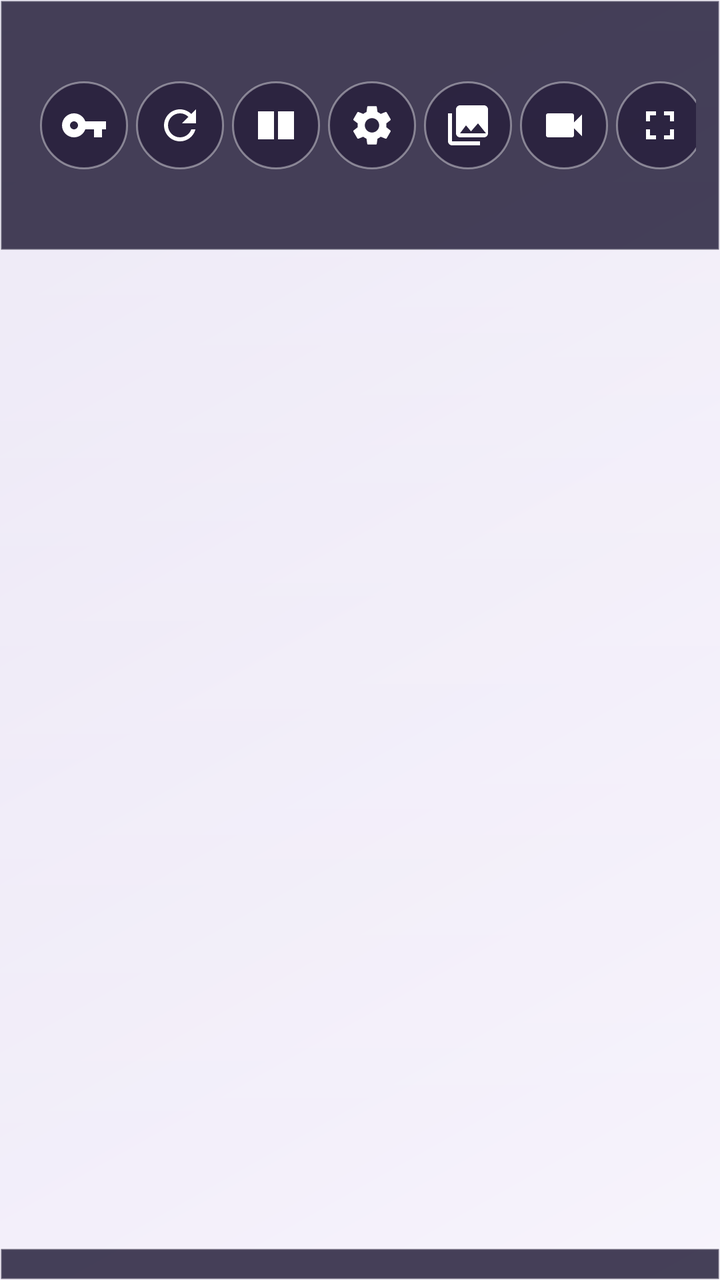
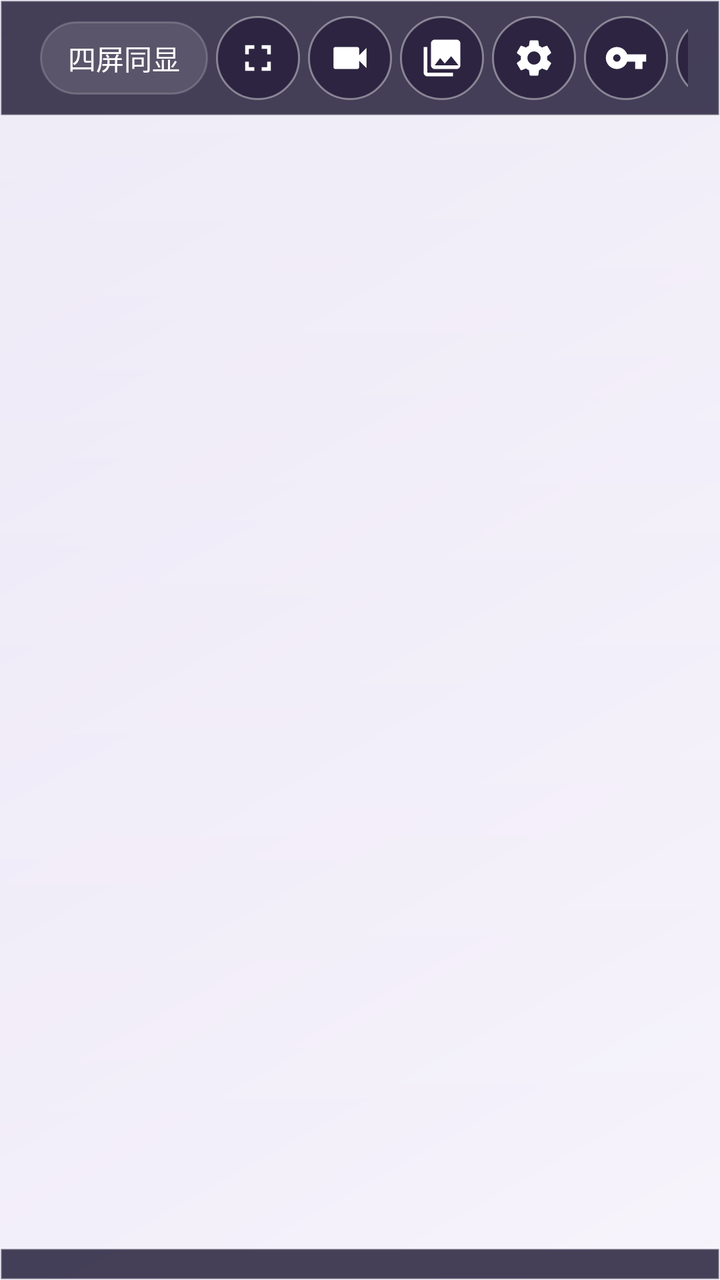

Compare the two renders of this Android layout. The source of the first and the diff that turns it into the second are given below.
<!-- AndroidManifest.xml: application theme Theme.UvcBlindCam -->
<!-- res/layout/activity_main.xml -->
<?xml version="1.0" encoding="utf-8"?>
<LinearLayout xmlns:android="http://schemas.android.com/apk/res/android"
    android:layout_width="match_parent"
    android:layout_height="match_parent"
    android:background="?attr/appBg"
    android:orientation="vertical">

    
    <LinearLayout
        android:id="@+id/barTop"
        android:layout_width="match_parent"
        android:layout_height="wrap_content"
        android:background="?attr/barBg"
        android:gravity="center_vertical"
        android:orientation="horizontal"
        android:paddingStart="16dp"
        android:paddingTop="8dp"
        android:paddingEnd="12dp"
        android:paddingBottom="8dp">

        <TextView
            android:layout_width="0dp"
            android:layout_height="wrap_content"
            android:layout_weight="1"
            android:text="@string/app_title"
            android:textColor="#FFFFFF"
            android:textSize="19sp" />

        <ImageButton
            android:id="@+id/btnGrant"
            style="@style/BlindCam.ToolButton"
            android:background="@drawable/bg_play_badge"
            android:contentDescription="@string/btn_grant_all"
            android:tint="#FFFFFF"
            android:src="@drawable/ic_key" />

        <ImageButton
            android:id="@+id/btnRefresh"
            style="@style/BlindCam.ToolButton"
            android:background="@drawable/bg_play_badge"
            android:contentDescription="@string/btn_refresh"
            android:tint="#FFFFFF"
            android:src="@drawable/ic_refresh" />

        <ImageButton
            android:id="@+id/btnLayout"
            style="@style/BlindCam.ToolButton"
            android:background="@drawable/bg_play_badge"
            android:contentDescription="@string/btn_layout"
            android:tint="#FFFFFF"
            android:src="@drawable/ic_layout" />

        <ImageButton
            android:id="@+id/btnSettings"
            style="@style/BlindCam.ToolButton"
            android:background="@drawable/bg_play_badge"
            android:contentDescription="@string/btn_settings"
            android:tint="#FFFFFF"
            android:src="@drawable/ic_settings" />

        <ImageButton
            android:id="@+id/btnGallery"
            style="@style/BlindCam.ToolButton"
            android:background="@drawable/bg_play_badge"
            android:contentDescription="@string/btn_gallery"
            android:tint="#FFFFFF"
            android:src="@drawable/ic_gallery" />

        <ImageButton
            android:id="@+id/btnRecordAll"
            style="@style/BlindCam.ToolButton"
            android:background="@drawable/bg_play_badge"
            android:contentDescription="@string/btn_record_all"
            android:tint="#FFFFFF"
            android:src="@drawable/ic_videocam" />

        <ImageButton
            android:id="@+id/btnFullscreen"
            style="@style/BlindCam.ToolButton"
            android:background="@drawable/bg_play_badge"
            android:contentDescription="@string/btn_fullscreen"
            android:tint="#FFFFFF"
            android:src="@drawable/ic_fullscreen" />
    </LinearLayout>

    
    <FrameLayout
        android:id="@+id/previewArea"
        android:layout_width="match_parent"
        android:layout_height="0dp"
        android:layout_weight="1">

        <GridLayout
            android:id="@+id/gridPreview"
            android:layout_width="match_parent"
            android:layout_height="match_parent"
            android:columnCount="2"
            android:rowCount="2" />

        
        <TextView
            android:id="@+id/tvEmpty"
            android:layout_width="wrap_content"
            android:layout_height="wrap_content"
            android:layout_gravity="center"
            android:gravity="center"
            android:text="@string/no_device"
            android:textColor="?attr/colorOnSurface"
            android:textSize="17sp"
            android:visibility="gone" />
    </FrameLayout>

    
    <HorizontalScrollView
        android:id="@+id/barBottom"
        android:layout_width="match_parent"
        android:layout_height="wrap_content"
        android:background="?attr/barBg"
        android:scrollbars="none">

        <LinearLayout
            android:id="@+id/llDeviceList"
            android:layout_width="wrap_content"
            android:layout_height="wrap_content"
            android:orientation="horizontal"
            android:paddingStart="12dp"
            android:paddingTop="8dp"
            android:paddingEnd="12dp"
            android:paddingBottom="8dp" />
    </HorizontalScrollView>

</LinearLayout>
<!-- resources referenced by this layout -->
<resources>
  <!-- drawable bg_play_badge (drawable) -->
  <?xml version="1.0" encoding="utf-8"?>
  <shape xmlns:android="http://schemas.android.com/apk/res/android"
      android:shape="oval">
      <solid android:color="#80140B2B" />
      <stroke
          android:width="1dp"
          android:color="#66FFFFFF" />
  </shape>
  <!-- drawable ic_layout (drawable) -->
  <vector xmlns:android="http://schemas.android.com/apk/res/android"
      android:width="24dp"
      android:height="24dp"
      android:viewportWidth="24"
      android:viewportHeight="24">
      <path
          android:fillColor="#FF000000"
          android:pathData="M3 5h8v14H3V5zm10 0h8v14h-8V5z" />
  </vector>
  <string name="app_title">盲区辅助</string>
  <string name="btn_fullscreen">全屏</string>
  <string name="btn_gallery">相册</string>
  <string name="btn_grant_all">一键授权</string>
  <string name="btn_layout">切换布局</string>
  <string name="btn_record_all">总录像</string>
  <string name="btn_refresh">刷新</string>
  <string name="btn_settings">设置</string>
  <string name="no_device">未检测到 USB 摄像头\n请插入 USB 摄像头</string>
  <style name="BlindCam.ToolButton" parent="Widget.AppCompat.ImageButton">
          <item name="android:layout_width">44dp</item>
          <item name="android:layout_height">44dp</item>
          <item name="android:layout_marginStart">4dp</item>
          <item name="android:background">?attr/selectableItemBackgroundBorderless</item>
          <item name="android:scaleType">fitCenter</item>
          <item name="android:padding">10dp</item>
          <item name="android:tint">?attr/colorOnSurface</item>
      </style>
  <style name="Theme.UvcBlindCam" parent="Theme.Material3.DayNight.NoActionBar">
          <item name="colorPrimary">@color/brand_blue</item>
          <item name="colorPrimaryDark">@color/brand_blue_dark</item>
          <item name="colorOnPrimary">@color/white</item>
          <item name="colorSecondary">@color/brand_blue</item>
          <item name="android:colorBackground">#FFF2F4F7</item>
          <item name="colorOnBackground">#FF1A1F26</item>
          <item name="colorSurface">#FFFFFFFF</item>
          <item name="colorOnSurface">#FF1A1F26</item>
          <item name="colorSurfaceVariant">#FFE3EAF2</item>
          <item name="colorOnSurfaceVariant">#FF5A6472</item>
          <item name="colorOutline">#FFB6C0CC</item>
          <item name="android:statusBarColor">#FFFFFFFF</item>
          <item name="android:navigationBarColor">#FFFFFFFF</item>
          <item name="android:windowLightStatusBar">true</item>
          <item name="android:windowFullscreen">false</item>
  
          
          <item name="appBg">@drawable/bg_gradient_light</item>
          <item name="cardBg">@drawable/bg_glass_card_light</item>
          <item name="barBg">@drawable/bg_glass_bar</item>
          <item name="pillBg">@drawable/bg_pill_light</item>
          <item name="pillSelectedBg">@drawable/bg_pill_gradient</item>
          <item name="appBar">#FFFFFFFF</item>
          <item name="chipBg">#FFE3EAF2</item>
          <item name="onSurfaceDim">#FF5A6472</item>
          <item name="dividerColor">#FFD7DDE5</item>
          <item name="btnOutline">#FFB6C0CC</item>
          <item name="previewLabel">#FFFFFFFF</item>
          <item name="accentColor">#FF1565C0</item>
      </style>
  <color name="brand_blue">#FF1565C0</color>
  <color name="brand_blue_dark">#FF0D47A1</color>
  <color name="white">#FFFFFFFF</color>
  <!-- unchanged entries left out for length: 11 -->
</resources>

<!-- the commit's change to res/layout/activity_main.xml (unified diff, before → after) -->
@@ -13,18 +13,71 @@
         android:background="?attr/barBg"
         android:gravity="center_vertical"
         android:orientation="horizontal"
-        android:paddingStart="16dp"
-        android:paddingTop="8dp"
-        android:paddingEnd="12dp"
-        android:paddingBottom="8dp">
+        android:paddingStart="@dimen/ui_top_bar_pad_h"
+        android:paddingTop="@dimen/ui_top_bar_pad_v"
+        android:paddingEnd="@dimen/ui_top_bar_pad_h"
+        android:paddingBottom="@dimen/ui_top_bar_pad_v">
 
         <TextView
             android:layout_width="0dp"
             android:layout_height="wrap_content"
             android:layout_weight="1"
+            android:ellipsize="end"
+            android:maxLines="1"
             android:text="@string/app_title"
             android:textColor="#FFFFFF"
-            android:textSize="19sp" />
+            android:textSize="@dimen/ui_bar_title" />
+
+        <TextView
+            android:id="@+id/btnLayout"
+            android:layout_width="wrap_content"
+            android:layout_height="wrap_content"
+            android:layout_marginStart="@dimen/ui_tool_margin"
+            android:background="?attr/barChipBg"
+            android:clickable="true"
+            android:contentDescription="@string/btn_layout"
+            android:focusable="true"
+            android:gravity="center"
+            android:maxLines="1"
+            android:paddingStart="@dimen/ui_pill_pad_h"
+            android:paddingTop="@dimen/ui_pill_pad_v"
+            android:paddingEnd="@dimen/ui_pill_pad_h"
+            android:paddingBottom="@dimen/ui_pill_pad_v"
+            android:text="@string/layout_quad"
+            android:textColor="#FFFFFF"
+            android:textSize="@dimen/ui_pill_text" />
+
+        <ImageButton
+            android:id="@+id/btnFullscreen"
+            style="@style/BlindCam.ToolButton"
+            android:background="@drawable/bg_play_badge"
+            android:contentDescription="@string/btn_fullscreen"
+            android:tint="#FFFFFF"
+            android:src="@drawable/ic_fullscreen" />
+
+        <ImageButton
+            android:id="@+id/btnRecordAll"
+            style="@style/BlindCam.ToolButton"
+            android:background="@drawable/bg_play_badge"
+            android:contentDescription="@string/btn_record_all"
+            android:tint="#FFFFFF"
+            android:src="@drawable/ic_videocam" />
+
+        <ImageButton
+            android:id="@+id/btnGallery"
+            style="@style/BlindCam.ToolButton"
+            android:background="@drawable/bg_play_badge"
+            android:contentDescription="@string/btn_gallery"
+            android:tint="#FFFFFF"
+            android:src="@drawable/ic_gallery" />
+
+        <ImageButton
+            android:id="@+id/btnSettings"
+            style="@style/BlindCam.ToolButton"
+            android:background="@drawable/bg_play_badge"
+            android:contentDescription="@string/btn_settings"
+            android:tint="#FFFFFF"
+            android:src="@drawable/ic_settings" />
 
         <ImageButton
             android:id="@+id/btnGrant"
@@ -41,46 +94,6 @@
             android:contentDescription="@string/btn_refresh"
             android:tint="#FFFFFF"
             android:src="@drawable/ic_refresh" />
-
-        <ImageButton
-            android:id="@+id/btnLayout"
-            style="@style/BlindCam.ToolButton"
-            android:background="@drawable/bg_play_badge"
-            android:contentDescription="@string/btn_layout"
-            android:tint="#FFFFFF"
-            android:src="@drawable/ic_layout" />
-
-        <ImageButton
-            android:id="@+id/btnSettings"
-            style="@style/BlindCam.ToolButton"
-            android:background="@drawable/bg_play_badge"
-            android:contentDescription="@string/btn_settings"
-            android:tint="#FFFFFF"
-            android:src="@drawable/ic_settings" />
-
-        <ImageButton
-            android:id="@+id/btnGallery"
-            style="@style/BlindCam.ToolButton"
-            android:background="@drawable/bg_play_badge"
-            android:contentDescription="@string/btn_gallery"
-            android:tint="#FFFFFF"
-            android:src="@drawable/ic_gallery" />
-
-        <ImageButton
-            android:id="@+id/btnRecordAll"
-            style="@style/BlindCam.ToolButton"
-            android:background="@drawable/bg_play_badge"
-            android:contentDescription="@string/btn_record_all"
-            android:tint="#FFFFFF"
-            android:src="@drawable/ic_videocam" />
-
-        <ImageButton
-            android:id="@+id/btnFullscreen"
-            style="@style/BlindCam.ToolButton"
-            android:background="@drawable/bg_play_badge"
-            android:contentDescription="@string/btn_fullscreen"
-            android:tint="#FFFFFF"
-            android:src="@drawable/ic_fullscreen" />
     </LinearLayout>
 
     
@@ -106,7 +119,7 @@
             android:gravity="center"
             android:text="@string/no_device"
             android:textColor="?attr/colorOnSurface"
-            android:textSize="17sp"
+            android:textSize="@dimen/ui_card_title"
             android:visibility="gone" />
     </FrameLayout>
 
@@ -123,10 +136,10 @@
             android:layout_width="wrap_content"
             android:layout_height="wrap_content"
             android:orientation="horizontal"
-            android:paddingStart="12dp"
-            android:paddingTop="8dp"
-            android:paddingEnd="12dp"
-            android:paddingBottom="8dp" />
+            android:paddingStart="@dimen/ui_page_pad_h"
+            android:paddingTop="@dimen/ui_top_bar_pad_v"
+            android:paddingEnd="@dimen/ui_page_pad_h"
+            android:paddingBottom="@dimen/ui_top_bar_pad_v" />
     </HorizontalScrollView>
 
 </LinearLayout>
<!-- resource entries referenced after the edit -->
@@ -1,5 +1,14 @@
 <!-- resources referenced by this layout -->
 <resources>
+  <dimen name="ui_bar_title">17sp</dimen>
+  <dimen name="ui_card_title">16sp</dimen>
+  <dimen name="ui_page_pad_h">10dp</dimen>
+  <dimen name="ui_pill_pad_h">10dp</dimen>
+  <dimen name="ui_pill_pad_v">6dp</dimen>
+  <dimen name="ui_pill_text">12sp</dimen>
+  <dimen name="ui_tool_margin">2dp</dimen>
+  <dimen name="ui_top_bar_pad_h">10dp</dimen>
+  <dimen name="ui_top_bar_pad_v">4dp</dimen>
   <!-- drawable bg_play_badge (drawable) -->
   <?xml version="1.0" encoding="utf-8"?>
   <shape xmlns:android="http://schemas.android.com/apk/res/android"
@@ -9,16 +18,6 @@
           android:width="1dp"
           android:color="#66FFFFFF" />
   </shape>
-  <!-- drawable ic_layout (drawable) -->
-  <vector xmlns:android="http://schemas.android.com/apk/res/android"
-      android:width="24dp"
-      android:height="24dp"
-      android:viewportWidth="24"
-      android:viewportHeight="24">
-      <path
-          android:fillColor="#FF000000"
-          android:pathData="M3 5h8v14H3V5zm10 0h8v14h-8V5z" />
-  </vector>
   <string name="app_title">盲区辅助</string>
   <string name="btn_fullscreen">全屏</string>
   <string name="btn_gallery">相册</string>
@@ -27,15 +26,16 @@
   <string name="btn_record_all">总录像</string>
   <string name="btn_refresh">刷新</string>
   <string name="btn_settings">设置</string>
+  <string name="layout_quad">四屏同显</string>
   <string name="no_device">未检测到 USB 摄像头\n请插入 USB 摄像头</string>
   <style name="BlindCam.ToolButton" parent="Widget.AppCompat.ImageButton">
-          <item name="android:layout_width">44dp</item>
-          <item name="android:layout_height">44dp</item>
-          <item name="android:layout_marginStart">4dp</item>
+          <item name="android:layout_width">@dimen/ui_tool_button</item>
+          <item name="android:layout_height">@dimen/ui_tool_button</item>
+          <item name="android:layout_marginStart">@dimen/ui_tool_margin</item>
           <item name="android:background">?attr/selectableItemBackgroundBorderless</item>
           <item name="android:scaleType">fitCenter</item>
-          <item name="android:padding">10dp</item>
-          <item name="android:tint">?attr/colorOnSurface</item>
+          <item name="android:padding">@dimen/ui_tool_padding</item>
+          <item name="android:tint">@color/white</item>
       </style>
   <style name="Theme.UvcBlindCam" parent="Theme.Material3.DayNight.NoActionBar">
           <item name="colorPrimary">@color/brand_blue</item>
@@ -60,6 +60,7 @@
           <item name="barBg">@drawable/bg_glass_bar</item>
           <item name="pillBg">@drawable/bg_pill_light</item>
           <item name="pillSelectedBg">@drawable/bg_pill_gradient</item>
+          <item name="barChipBg">@drawable/bg_pill</item>
           <item name="appBar">#FFFFFFFF</item>
           <item name="chipBg">#FFE3EAF2</item>
           <item name="onSurfaceDim">#FF5A6472</item>
@@ -68,8 +69,20 @@
           <item name="previewLabel">#FFFFFFFF</item>
           <item name="accentColor">#FF1565C0</item>
       </style>
+  <dimen name="ui_tool_button">34dp</dimen>
+  <dimen name="ui_tool_padding">8dp</dimen>
   <color name="brand_blue">#FF1565C0</color>
   <color name="brand_blue_dark">#FF0D47A1</color>
+  <!-- drawable bg_pill (drawable) -->
+  <?xml version="1.0" encoding="utf-8"?>
+  <shape xmlns:android="http://schemas.android.com/apk/res/android"
+      android:shape="rectangle">
+      <solid android:color="#1FFFFFFF" />
+      <corners android:radius="100dp" />
+      <stroke
+          android:width="1dp"
+          android:color="#2EFFFFFF" />
+  </shape>
   <color name="white">#FFFFFFFF</color>
   <!-- unchanged entries left out for length: 11 -->
 </resources>
